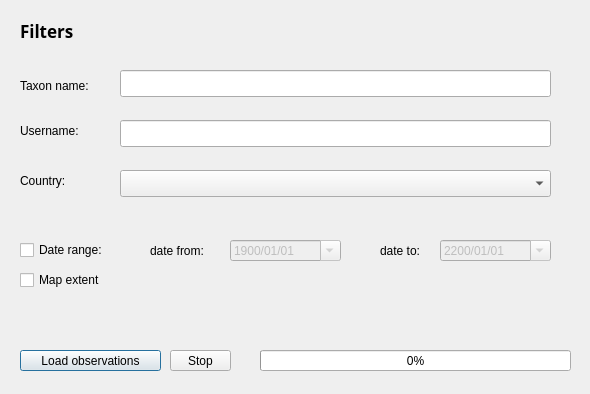
Old version of the form ui/inaturalist_dialog_base.ui in the repository javikalsan/qgis-inaturalist-api.
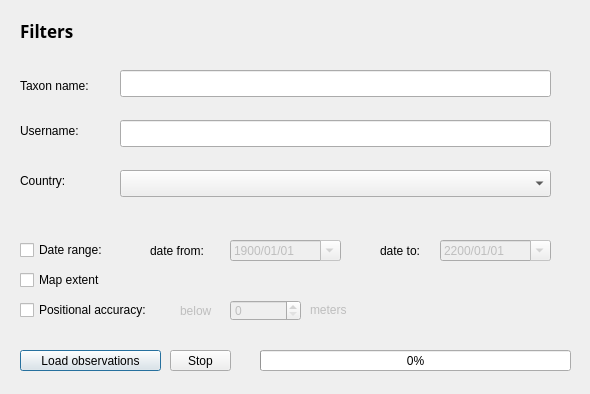
New version of the form.

Commit message: feat: add positional accuracy below filter

```diff
--- a/ui/inaturalist_dialog_base.ui
+++ b/ui/inaturalist_dialog_base.ui
@@ -2,6 +2,9 @@
 <ui version="4.0">
  <class>Dialog</class>
  <widget class="QDialog" name="Dialog">
+  <property name="enabled">
+   <bool>true</bool>
+  </property>
   <property name="geometry">
    <rect>
     <x>0</x>
@@ -250,6 +253,70 @@
     <string>Stop</string>
    </property>
   </widget>
+  <widget class="QCheckBox" name="checkBox_positional_accuracy">
+   <property name="geometry">
+    <rect>
+     <x>20</x>
+     <y>300</y>
+     <width>161</width>
+     <height>20</height>
+    </rect>
+   </property>
+   <property name="text">
+    <string>Positional accuracy:</string>
+   </property>
+  </widget>
+  <widget class="QSpinBox" name="spinBox_positional_accuracy">
+   <property name="enabled">
+    <bool>false</bool>
+   </property>
+   <property name="geometry">
+    <rect>
+     <x>230</x>
+     <y>300</y>
+     <width>71</width>
+     <height>21</height>
+    </rect>
+   </property>
+   <property name="suffix">
+    <string/>
+   </property>
+   <property name="maximum">
+    <number>999999999</number>
+   </property>
+  </widget>
+  <widget class="QLabel" name="label_positional_accuracy_unit">
+   <property name="enabled">
+    <bool>false</bool>
+   </property>
+   <property name="geometry">
+    <rect>
+     <x>310</x>
+     <y>300</y>
+     <width>61</width>
+     <height>19</height>
+    </rect>
+   </property>
+   <property name="text">
+    <string>meters</string>
+   </property>
+  </widget>
+  <widget class="QLabel" name="label_positional_accuracy_below">
+   <property name="enabled">
+    <bool>false</bool>
+   </property>
+   <property name="geometry">
+    <rect>
+     <x>180</x>
+     <y>300</y>
+     <width>61</width>
+     <height>21</height>
+    </rect>
+   </property>
+   <property name="text">
+    <string>below</string>
+   </property>
+  </widget>
  </widget>
  <tabstops>
   <tabstop>lineEdit_species</tabstop>
```
Left out of the diff: 48 changed lines with no effect on the pictures. The commit also changes 3 other files.
